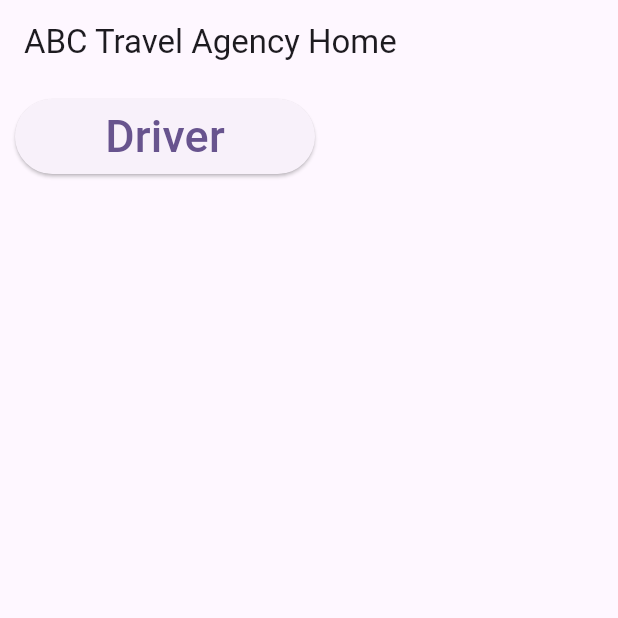
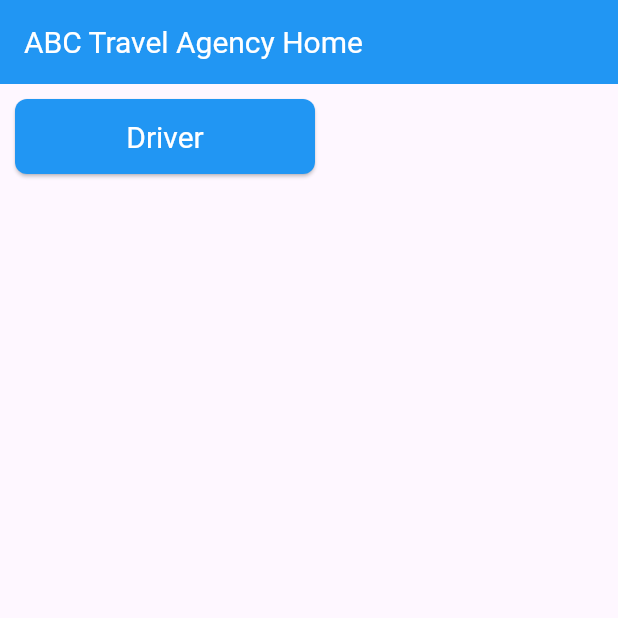
Before and after one commit to Umar-F-arooq/travel_agency_app, a Flutter app: the screen it shows after launch, on a phone screen of 412 x 824 dp, the top half of it. Run offline on Flutter 3.47's test engine with Material 3 defaults, Android fonts, the phone set to English and light mode, and no system bars; our stand-ins replace sqflite; accounts and stored records are empty.

Commit message:
second commit

```diff
--- a/lib/Screens/home.dart
+++ b/lib/Screens/home.dart
@@ -20,7 +20,7 @@ class HomeScreen extends StatelessWidget {
                 return AllDriverScreen();
               }));
 
-            }, child:Text('Driver',style: TextStyle(fontSize:30 ),)),
+            }, child:Text('Driver',style: TextStyle(fontSize:20 ),)),
           )
         ],
       ),
--- a/lib/main.dart
+++ b/lib/main.dart
@@ -14,6 +14,33 @@ class MyApp extends StatelessWidget {
     return MaterialApp(
       title: 'Flutter Demo',
       theme: ThemeData(
+         appBarTheme: AppBarTheme(
+          backgroundColor: Colors.blue,
+          titleTextStyle: TextStyle(
+            color: Colors.white,
+            fontSize: 20,
+
+          ),
+        ),
+        elevatedButtonTheme: ElevatedButtonThemeData(
+          style: ElevatedButton.styleFrom(
+            foregroundColor: Colors.white, // Text color
+            backgroundColor: Colors.blue, // Button color
+            padding: EdgeInsets.symmetric(horizontal: 24, vertical: 12),
+            textStyle: TextStyle(
+              fontSize: 16,
+
+            ),
+            shape: RoundedRectangleBorder(
+              borderRadius: BorderRadius.circular(8),
+            ),
+          ),
+        ),
+        textTheme: TextTheme(
+          bodyLarge: TextStyle(fontSize: 14.0, color: Colors.black),
+          bodyMedium: TextStyle(fontSize: 14.0, color: Colors.black),
+          bodySmall: TextStyle(fontSize: 14.0, color: Colors.black38),
+        ),
         // This is the theme of your application.
         //
         // TRY THIS: Try running your application with "flutter run". You'll see
```
Also changed, not shown: lib/DBHelper/dbhelper.dart (+17 -1 lines), lib/Screens/alldriver.dart (+122 -5 lines).
